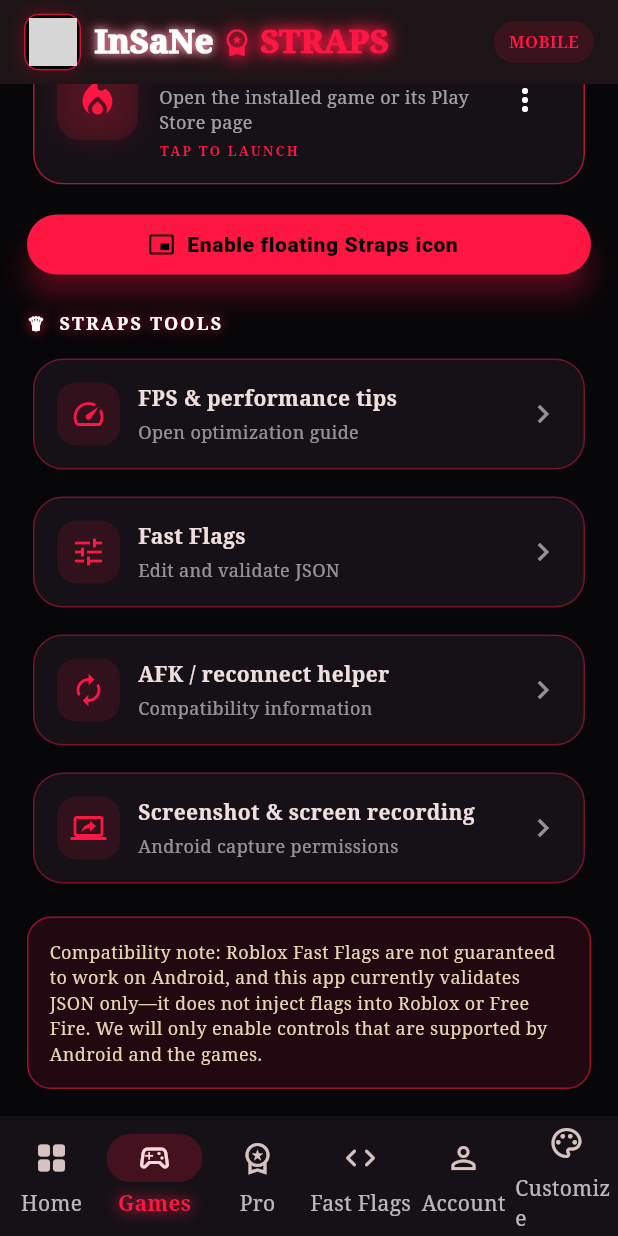
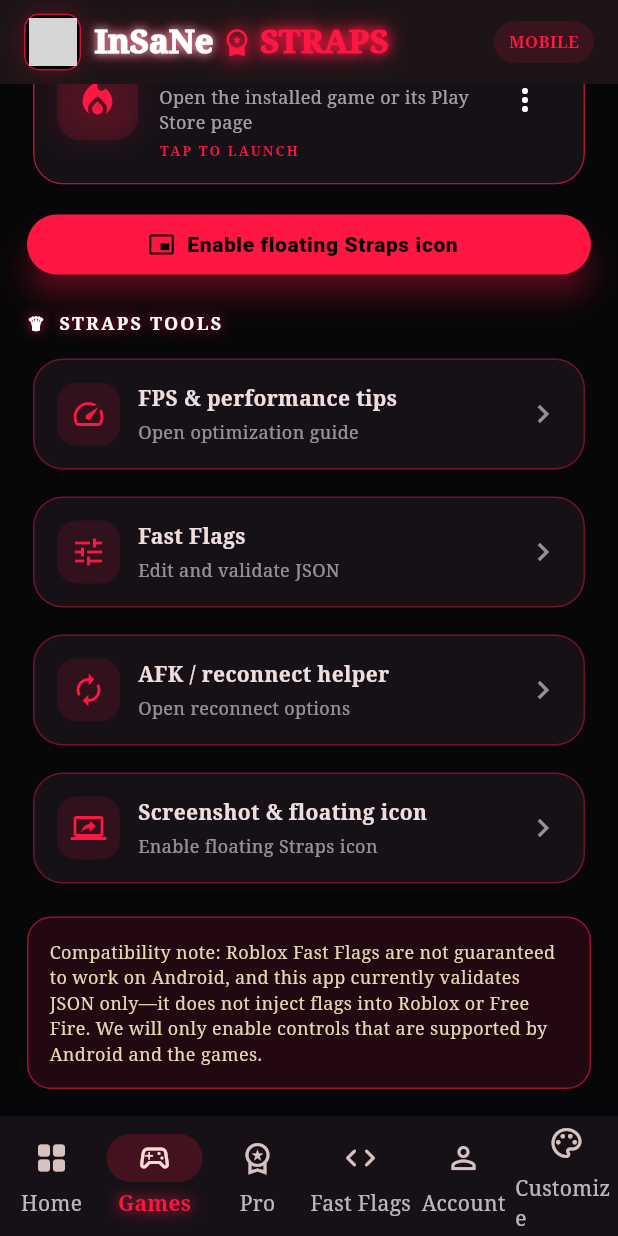
Before and after one commit to hydraabhinav121-cloud/insane-strap-mobile, a Flutter app: the screen it shows after launch, item 2 of the bottom bar chosen, scrolled down 284 dp, on a phone screen of 412 x 824 dp. Run offline on Flutter 3.47's test engine with Material 3 defaults, Android fonts, the phone set to English and light mode, and no system bars; our stand-ins replace file_picker, shared_preferences; missing offline and left inert: android_intent_plus, flutter_overlay_window; grey boxes are pictures that could not be loaded.

Commit message:
Make FPS and reconnect tools actionable and enable floating icon from capture options

```diff
--- a/mobile_v3/lib/main.dart
+++ b/mobile_v3/lib/main.dart
@@ -330,13 +330,13 @@
     const SizedBox(height: 20),
     const Text('♛  STRAPS TOOLS', style: TextStyle(fontFamily: 'serif', letterSpacing: 1.5, fontSize: 12, color: Colors.white, fontWeight: FontWeight.bold, shadows: [Shadow(color: Color(0xCCFF1744), blurRadius: 9)])),
     const SizedBox(height: 10),
-    _quick('FPS & performance tips', Icons.speed, 'Open optimization guide', () => _showToolInfo('FPS & Boost', 'This screen can show supported Android performance tips. It cannot force a higher FPS cap or overclock your device; those depend on the game, device, and Android permissions.'), wide: true),
+    _quick('FPS & performance tips', Icons.speed, 'Open optimization guide', _showFpsGuide, wide: true),
     const SizedBox(height: 10),
     _quick('Fast Flags', Icons.tune, 'Edit and validate JSON', () => setState(() => tab = 3), wide: true),
     const SizedBox(height: 10),
-    _quick('AFK / reconnect helper', Icons.autorenew, 'Compatibility information', () => _showToolInfo('AFK & reconnect', 'A normal Android app cannot guarantee anti-AFK behavior or prevent a game server from disconnecting you. Automatic reconnect requires supported game-specific integration and may be restricted by the game.'), wide: true),
+    _quick('AFK / reconnect helper', Icons.autorenew, 'Open reconnect options', () => _showReconnectGuide(), wide: true),
     const SizedBox(height: 10),
-    _quick('Screenshot & screen recording', Icons.screen_share_outlined, 'Android capture permissions', () => _showToolInfo('Screen capture', 'Screen recording and floating overlays are not wired up in this build. Android requires a native MediaProjection consent flow for capture and special overlay permission for a floating Straps icon. Nothing is being recorded yet.'), wide: true),
+    _quick('Screenshot & floating icon', Icons.screen_share_outlined, 'Enable floating Straps icon', () => _showCaptureOptions(), wide: true),
     const SizedBox(height: 18),
     Container(
       padding: const EdgeInsets.all(14),
@@ -407,12 +407,35 @@
     ),
   );
 
-  void _showToolInfo(String title, String message) {
+  void _showFpsGuide() {
     showDialog<void>(context: context, builder: (ctx) => AlertDialog(
       backgroundColor: panel,
-      title: Text(title),
-      content: Text(message, style: const TextStyle(height: 1.45, color: Colors.white70)),
-      actions: [TextButton(onPressed: () => Navigator.pop(ctx), child: const Text('Got it'))],
+      title: const Text('FPS & Boost'),
+      content: const SingleChildScrollView(child: Text(
+        'Try these safe performance steps:\\n\\n• Turn on your phone’s built-in Game Mode / Game Turbo.\\n• Use the game’s supported frame-rate setting.\\n• Close downloads and heavy background apps.\\n• Keep the phone cool and avoid playing while charging if it overheats.\\n• Use a stable Wi-Fi connection.\\n\\nThis app does not overclock your phone or unlock a game FPS cap.',
+        style: TextStyle(height: 1.45, color: Colors.white70))),
+      actions: [TextButton(onPressed: () => Navigator.pop(ctx), child: const Text('Done'))],
+    ));
+  }
+
+  void _showReconnectGuide() {
+    showDialog<void>(context: context, builder: (ctx) => AlertDialog(
+      backgroundColor: panel,
+      title: const Text('AFK & reconnect'),
+      content: const Text('Reconnect is not enabled automatically because Roblox and Free Fire do not expose a supported universal rejoin API to this app. If disconnected, reopen the game from Game Centre. I can add a one-tap relaunch button, but it cannot bypass AFK or server rules.', style: TextStyle(height: 1.45, color: Colors.white70)),
+      actions: [TextButton(onPressed: () { Navigator.pop(ctx); setState(() => tab = 1); }, child: const Text('Open Game Centre')), TextButton(onPressed: () => Navigator.pop(ctx), child: const Text('Close'))],
+    ));
+  }
+
+  void _showCaptureOptions() {
+    showDialog<void>(context: context, builder: (ctx) => AlertDialog(
+      backgroundColor: panel,
+      title: const Text('Screen capture & floating icon'),
+      content: const Text('The floating Straps icon is supported. Enable the overlay permission to place it above your game. Screen recording itself is not implemented yet and will not start until Android’s recording-consent flow is added.', style: TextStyle(height: 1.45, color: Colors.white70)),
+      actions: [
+        TextButton(onPressed: () => Navigator.pop(ctx), child: const Text('Cancel')),
+        ElevatedButton(onPressed: () { Navigator.pop(ctx); _enableFloatingTools(); }, child: const Text('Enable floating icon')),
+      ],
     ));
   }
 
```
